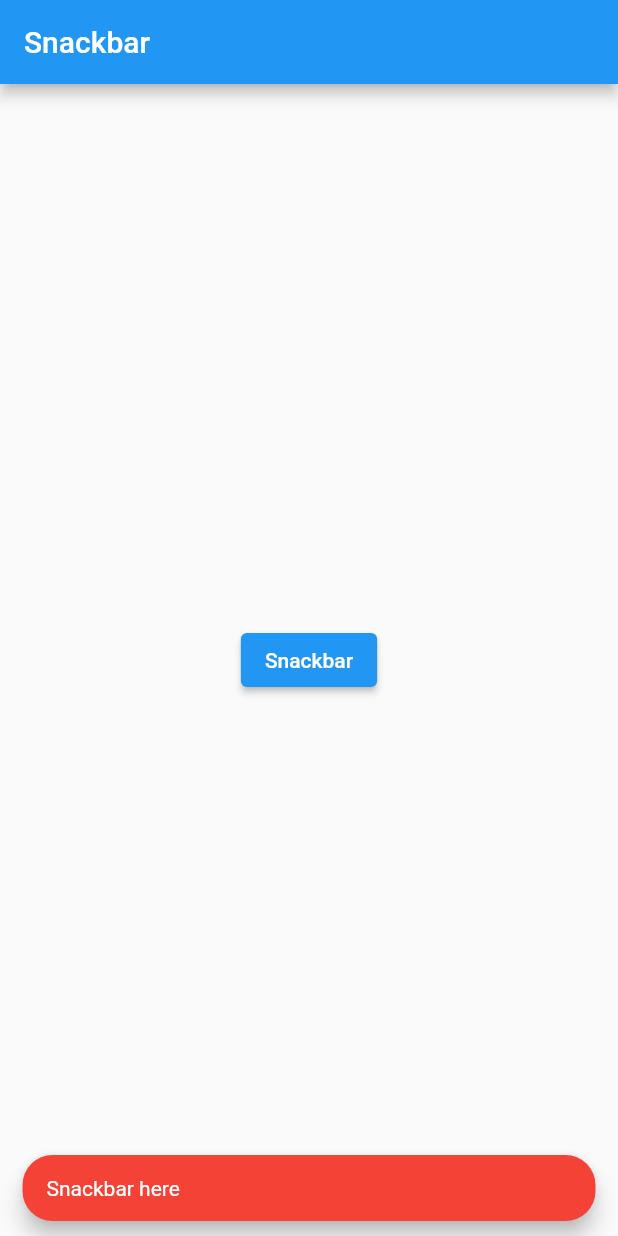
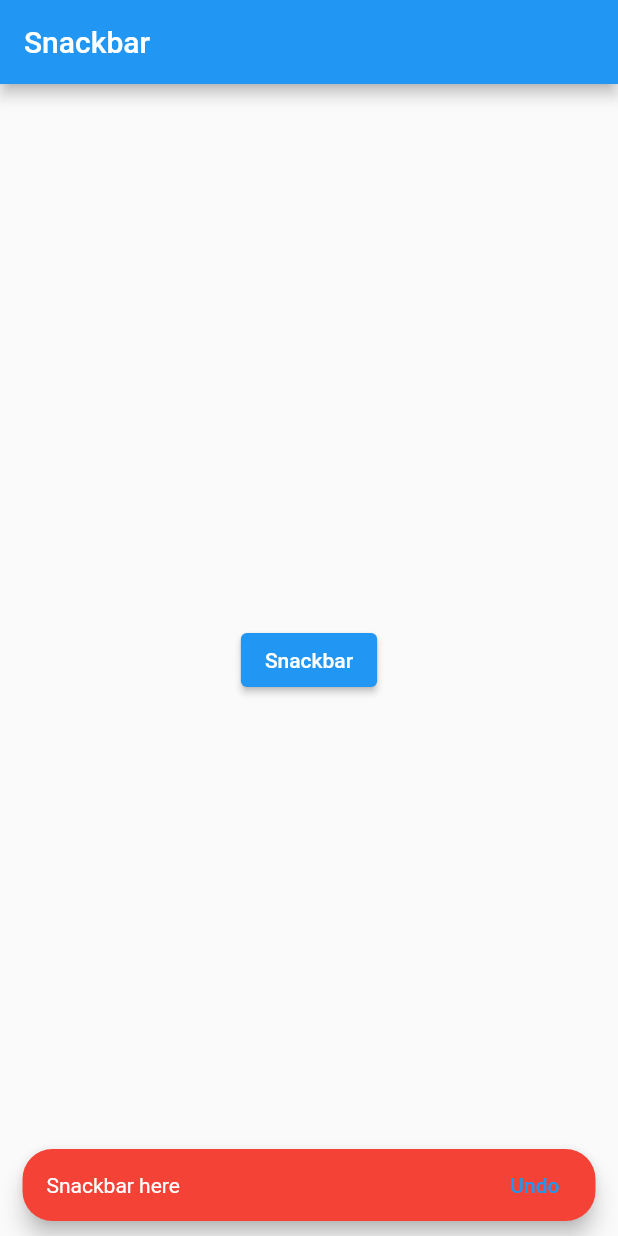
Before and after one commit to goimmence/immencers-app, a Flutter app: the screen it shows after launch, after a tap on "Snackbar", on a phone screen of 412 x 824 dp. Run offline on Flutter 3.47's test engine with Material 2 defaults, Android fonts, the phone set to English and light mode, and no system bars.

Commit message:
build: add snack bar with button in it
- Create snack bar with button in which perform action for e.g. "Undo"

```diff
--- a/lib/widgets/snackbar.dart
+++ b/lib/widgets/snackbar.dart
@@ -13,6 +13,11 @@ class SnackBarWidget extends StatelessWidget {
         child: ElevatedButton(
           onPressed: () {
             final snackBar = SnackBar(
+              action: SnackBarAction(
+                label: "Undo",
+                textColor: Colors.blue,
+                onPressed: () {},
+              ),
               shape: RoundedRectangleBorder(
                   borderRadius: BorderRadius.circular(20)),
               behavior: SnackBarBehavior.floating,
```
